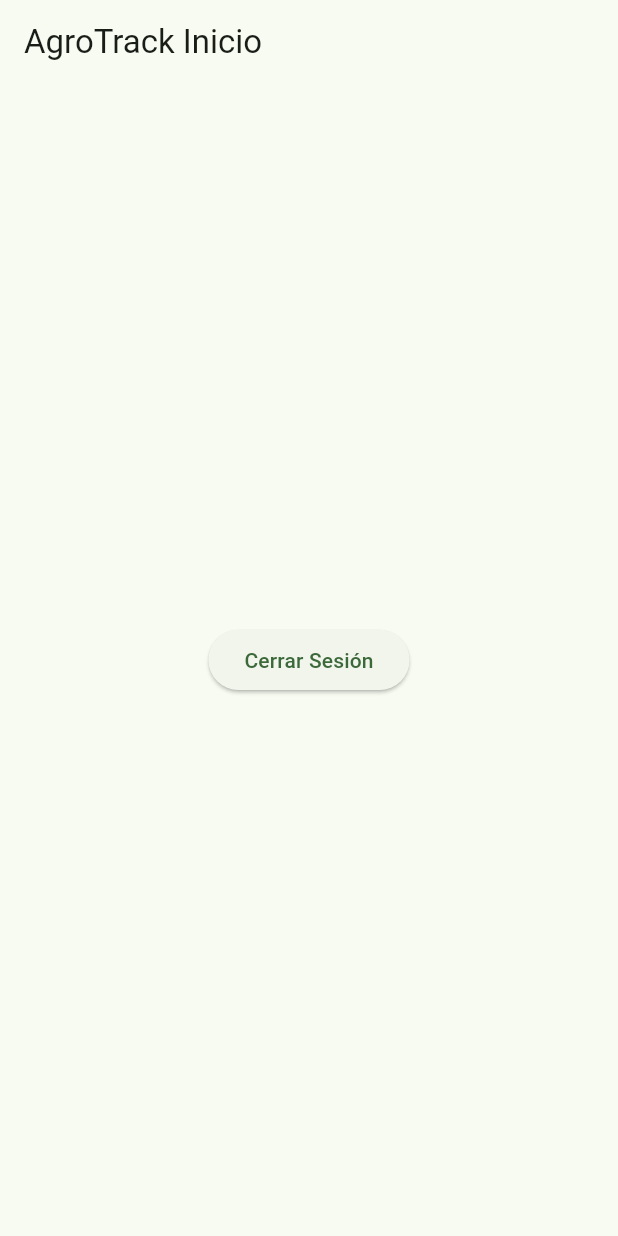
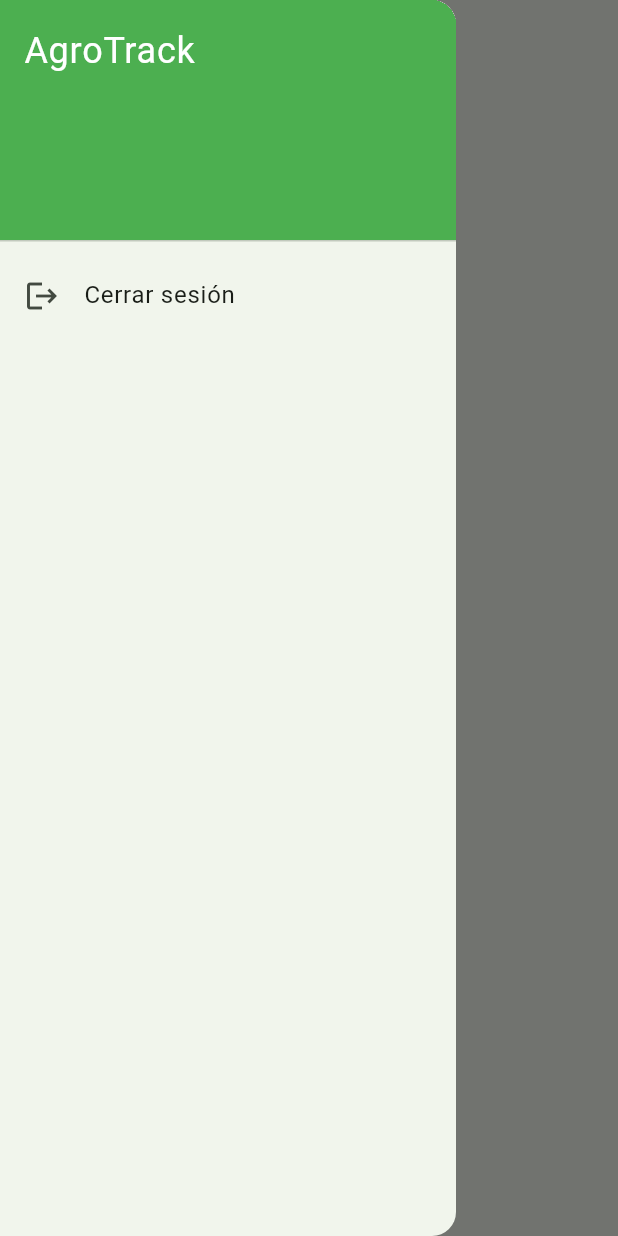
Before and after one commit to Danielr-1998/AgroTrack, a Flutter app: the screen it shows once a user with an empty profile is signed in, with the side drawer open (before the commit the screen has no drawer), on a phone screen of 412 x 824 dp. Run offline on Flutter 3.47's test engine with Material 3 defaults, Android fonts, the phone set to English and light mode, and no system bars; our stand-ins replace firebase_auth, firebase_core; accounts and stored records are empty.

```diff
--- a/lib/src/screens/home_screen.dart
+++ b/lib/src/screens/home_screen.dart
@@ -1,5 +1,6 @@
 import 'package:flutter/material.dart';
 import 'package:firebase_auth/firebase_auth.dart';
+import '../widgets/app_drawer.dart';
 
 class HomeScreen extends StatelessWidget {
   const HomeScreen({super.key});
@@ -12,6 +13,7 @@
   Widget build(BuildContext context) {
     return Scaffold(
       appBar: AppBar(title: const Text('AgroTrack Inicio')),
+      drawer: const AppDrawer(),
       body: Center(
         child: ElevatedButton(
           onPressed: _signOut,
--- /dev/null
+++ b/lib/src/widgets/app_drawer.dart
@@ -0,0 +1,39 @@
+import 'package:flutter/material.dart';
+import 'package:firebase_auth/firebase_auth.dart';
+
+class AppDrawer extends StatelessWidget {
+  const AppDrawer({super.key});
+
+  Future<void> _signOut(BuildContext context) async {
+    await FirebaseAuth.instance.signOut();
+    Navigator.of(context).pop(); // Cierra el drawer
+    ScaffoldMessenger.of(context).showSnackBar(
+      const SnackBar(content: Text('Sesión cerrada')),
+    );
+  }
+
+  @override
+  Widget build(BuildContext context) {
+    return Drawer(
+      child: ListView(
+        padding: EdgeInsets.zero,
+        children: [
+          const DrawerHeader(
+            decoration: BoxDecoration(
+              color: Colors.green,
+            ),
+            child: Text(
+              'AgroTrack',
+              style: TextStyle(color: Colors.white, fontSize: 24),
+            ),
+          ),
+          ListTile(
+            leading: const Icon(Icons.logout),
+            title: const Text('Cerrar sesión'),
+            onTap: () => _signOut(context),
+          ),
+        ],
+      ),
+    );
+  }
+}
```
